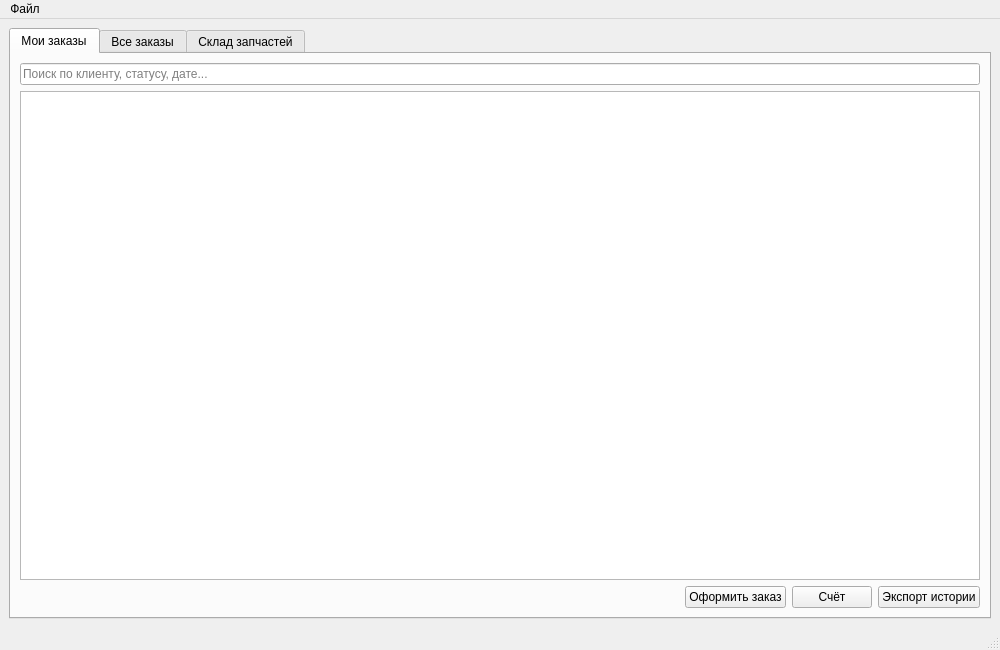
This is mainwindow.ui in Dkwia/RepairShopApp as Qt 5 draws it before an edit. The edited form follows.
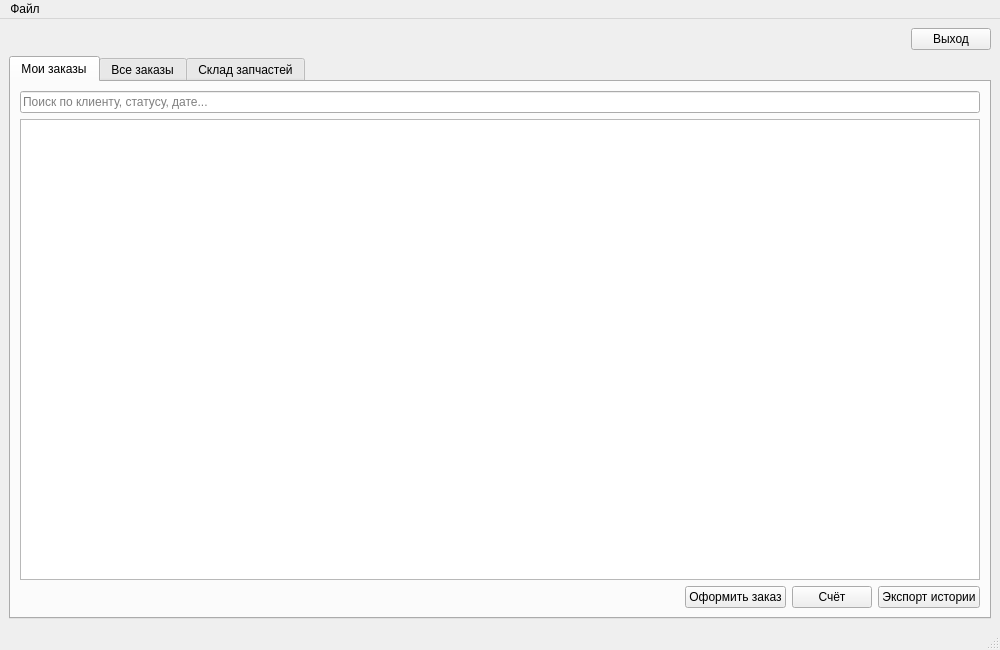
This is the edited form.

Commit message: add logout button

```diff
--- a/mainwindow.ui
+++ b/mainwindow.ui
@@ -14,9 +14,33 @@
    <string>Ремонтная мастерская</string>
   </property>
   <widget class="QWidget" name="centralwidget">
-   <layout class="QVBoxLayout" name="verticalLayout">
-    <item>
-     <widget class="QTabWidget" name="tabWidget">
+<layout class="QVBoxLayout" name="verticalLayout">
+ <item>
+  <layout class="QHBoxLayout" name="horizontalLayoutTop">
+   <item>
+    <spacer name="horizontalSpacerTop">
+     <property name="orientation">
+      <enum>Qt::Orientation::Horizontal</enum>
+     </property>
+     <property name="sizeHint" stdset="0">
+      <size>
+       <width>40</width>
+       <height>20</height>
+      </size>
+     </property>
+    </spacer>
+   </item>
+   <item>
+<widget class="QPushButton" name="btnLogout">
+<property name="text">
+      <string>Выход</string>
+     </property>
+    </widget>
+   </item>
+  </layout>
+ </item>
+ <item>
+  <widget class="QTabWidget" name="tabWidget">
       <property name="currentIndex">
        <number>0</number>
       </property>
```
The commit also changes 3 other files.
